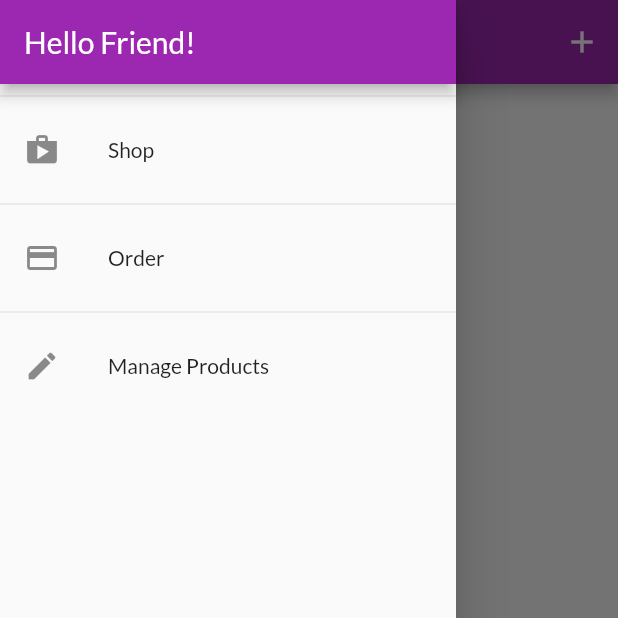
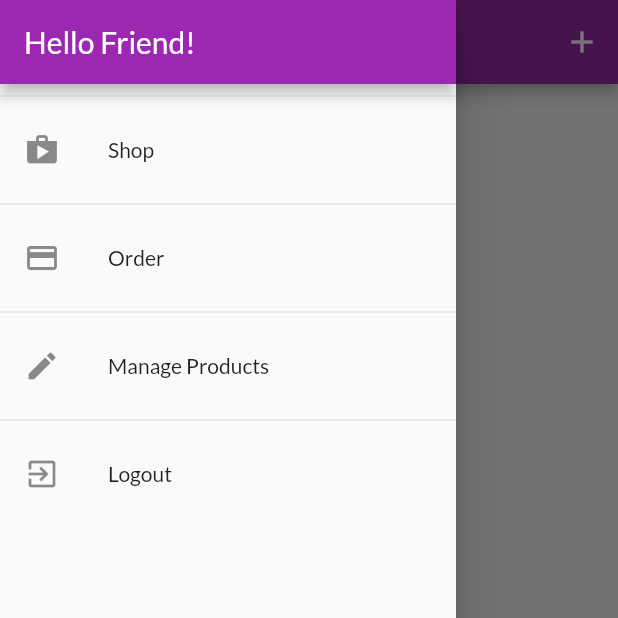
Before and after one commit to stevebffm/flt_udemy, a Flutter app: the UserProductsScreen screen opened by its route, with the side drawer open, on a phone screen of 412 x 824 dp, the top half of it. Run offline on Flutter 3.47's test engine with Material 2 defaults, Android fonts, the phone set to English and light mode, and no system bars; our stand-ins replace shared_preferences; accounts and stored records are empty; network calls fail.

Commit message:
finish Section 11 User Authentication

```diff
--- a/shop_app/lib/providers/orders.dart
+++ b/shop_app/lib/providers/orders.dart
@@ -22,8 +22,9 @@ class OrderItem {
 class Orders with ChangeNotifier {
   List<OrderItem> _orders = [];
   final String authToken;
+  final String userId;
 
-  Orders(this.authToken, this._orders);
+  Orders(this.authToken, this.userId, this._orders);
 
   List<OrderItem> get orders {
     return [..._orders];
@@ -31,7 +32,7 @@ class Orders with ChangeNotifier {
 
   Future<void> fetchAndSetOrders() async {
     final url =
-        'https://flt-udm-default-rtdb.firebaseio.com/orders.json?auth=$authToken';
+        'https://flt-udm-default-rtdb.firebaseio.com/orders/$userId.json?auth=$authToken';
     final response = await http.get(url);
     final List<OrderItem> loadedOrders = [];
     final extractedData = json.decode(response.body) as Map<String, dynamic>;
@@ -58,7 +59,8 @@ class Orders with ChangeNotifier {
   }
 
   Future<void> addOrder(List<CartItem> cartProducts, double total) async {
-    const url = 'https://flt-udm-default-rtdb.firebaseio.com/orders.json';
+    final url =
+        'https://flt-udm-default-rtdb.firebaseio.com/orders/$userId.json?auth=$authToken';
     final timestamp = DateTime.now();
 
     final response = await http.post(url,
--- a/shop_app/lib/screens/auth_screen.dart
+++ b/shop_app/lib/screens/auth_screen.dart
@@ -206,7 +206,6 @@ class _AuthCardState extends State<AuthCard> {
                       return 'Invalid email!';
                     }
                     return null;
-                    return null;
                   },
                   onSaved: (value) {
                     _authData['email'] = value;
--- a/shop_app/lib/screens/user_products_screen.dart
+++ b/shop_app/lib/screens/user_products_screen.dart
@@ -10,12 +10,13 @@ class UserProductsScreen extends StatelessWidget {
 
   Future<void> _refreshProducts(BuildContext context) async {
     //항상 future를 리턴함
-    await Provider.of<Products>(context, listen: false).fetchAndSetProducts();
+    await Provider.of<Products>(context, listen: false)
+        .fetchAndSetProducts(true);
   }
 
   @override
   Widget build(BuildContext context) {
-    final productsData = Provider.of<Products>(context);
+    // final productsData = Provider.of<Products>(context);
     return Scaffold(
       appBar: AppBar(
         title: Text('Your Products'),
@@ -29,9 +30,17 @@ class UserProductsScreen extends StatelessWidget {
         ],
       ),
       drawer: AppDrawer(),
-      body: RefreshIndicator(
+      body: FutureBuilder(
+        future: _refreshProducts(context),
+        builder: (ctx, snapshot) =>
+            snapshot.connectionState == ConnectionState.waiting
+                ? Center(
+                    child: CircularProgressIndicator(),
+                  )
+                : RefreshIndicator(
                     onRefresh: () => _refreshProducts(context),
-        child: Padding(
+                    child: Consumer<Products>(
+                      builder: (ctx, productsData, _) => Padding(
                         padding: EdgeInsets.all(8),
                         child: ListView.builder(
                           itemCount: productsData.items.length,
@@ -46,6 +55,8 @@ class UserProductsScreen extends StatelessWidget {
                         ),
                       ),
                     ),
+                  ),
+      ),
     );
   }
 }
--- a/shop_app/lib/widgets/app_drawer.dart
+++ b/shop_app/lib/widgets/app_drawer.dart
@@ -1,6 +1,8 @@
 import 'package:flutter/material.dart';
+import 'package:provider/provider.dart';
 import '../screens/orders_screen.dart';
 import '../screens/user_products_screen.dart';
+import '../providers/auth.dart';
 
 class AppDrawer extends StatelessWidget {
   @override
@@ -37,6 +39,15 @@ class AppDrawer extends StatelessWidget {
                 .pushReplacementNamed(UserProductsScreen.routeName);
           },
         ),
+        Divider(),
+        ListTile(
+          leading: Icon(Icons.exit_to_app),
+          title: Text('Logout'),
+          onTap: () {
+            Navigator.of(context).pop();
+            Provider.of<Auth>(context, listen: false).logout();
+          },
+        ),
       ],
     ));
   }
--- a/shop_app/lib/widgets/product_item.dart
+++ b/shop_app/lib/widgets/product_item.dart
@@ -40,7 +40,7 @@ class ProductItem extends StatelessWidget {
                   product.isFavorite ? Icons.favorite : Icons.favorite_border),
               color: Theme.of(context).accentColor,
               onPressed: () {
-                product.toggleFavoriteStatus(authData.token);
+                product.toggleFavoriteStatus(authData.token, authData.userId);
               },
             ),
           ),
--- a/shop_app/pubspec.yaml
+++ b/shop_app/pubspec.yaml
@@ -26,6 +26,7 @@ dependencies:
   provider: ^4.0.0
   intl: ^0.15.8
   http: ^0.12.2
+  shared_preferences: ^0.5.12+4
 
 
   # The following adds the Cupertino Icons font to your application.
```
Also changed, not shown: shop_app/lib/main.dart (+17 -3 lines), shop_app/lib/providers/auth.dart (+55 -0 lines), shop_app/lib/providers/product.dart (+6 -6 lines), shop_app/lib/providers/products.dart (+20 -7 lines), shop_app/lib/screens/splash_screen.dart (added, +12 -0 lines), shop_app/pubspec.lock, 6 other files. Lines whose indentation alone changed are shown as unchanged.
